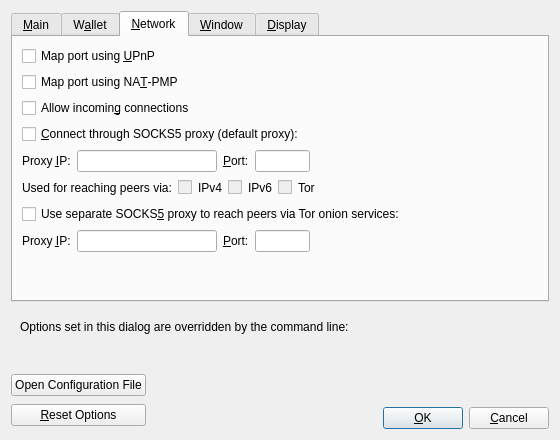
Above: src/qt/forms/optionsdialog.ui from briskcoin-project/briskcoin before the change. Below: the same form after it.
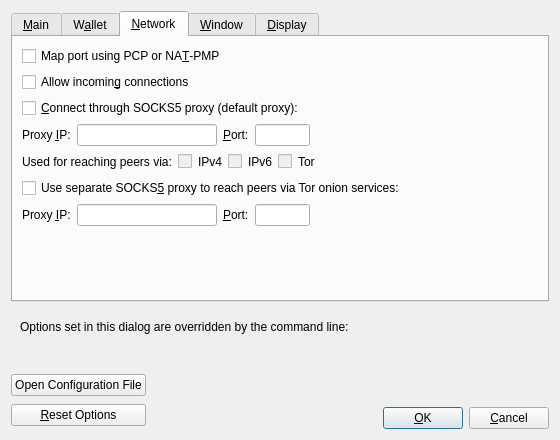
That is the form after the change. The open tabs and pages were chosen to show the change. Custom widgets are drawn as their Qt base class.

Diff of the .ui file:
```diff
--- a/src/qt/forms/optionsdialog.ui
+++ b/src/qt/forms/optionsdialog.ui
@@ -315,23 +315,13 @@
        <string>&amp;Network</string>
       </attribute>
       <layout class="QVBoxLayout" name="verticalLayout_Network">
-       <item>
-        <widget class="QCheckBox" name="mapPortUpnp">
-         <property name="toolTip">
-          <string>Automatically open the Briskcoin client port on the router. This only works when your router supports UPnP and it is enabled.</string>
-         </property>
-         <property name="text">
-          <string>Map port using &amp;UPnP</string>
-         </property>
-        </widget>
-       </item>
        <item>
         <widget class="QCheckBox" name="mapPortNatpmp">
          <property name="toolTip">
           <string>Automatically open the Briskcoin client port on the router. This only works when your router supports NAT-PMP and it is enabled. The external port could be random.</string>
          </property>
          <property name="text">
-          <string>Map port using NA&amp;T-PMP</string>
+          <string>Map port using PCP or NA&amp;T-PMP</string>
          </property>
         </widget>
        </item>
```
Left out of the diff: 4 changed lines with no effect on the pictures.
